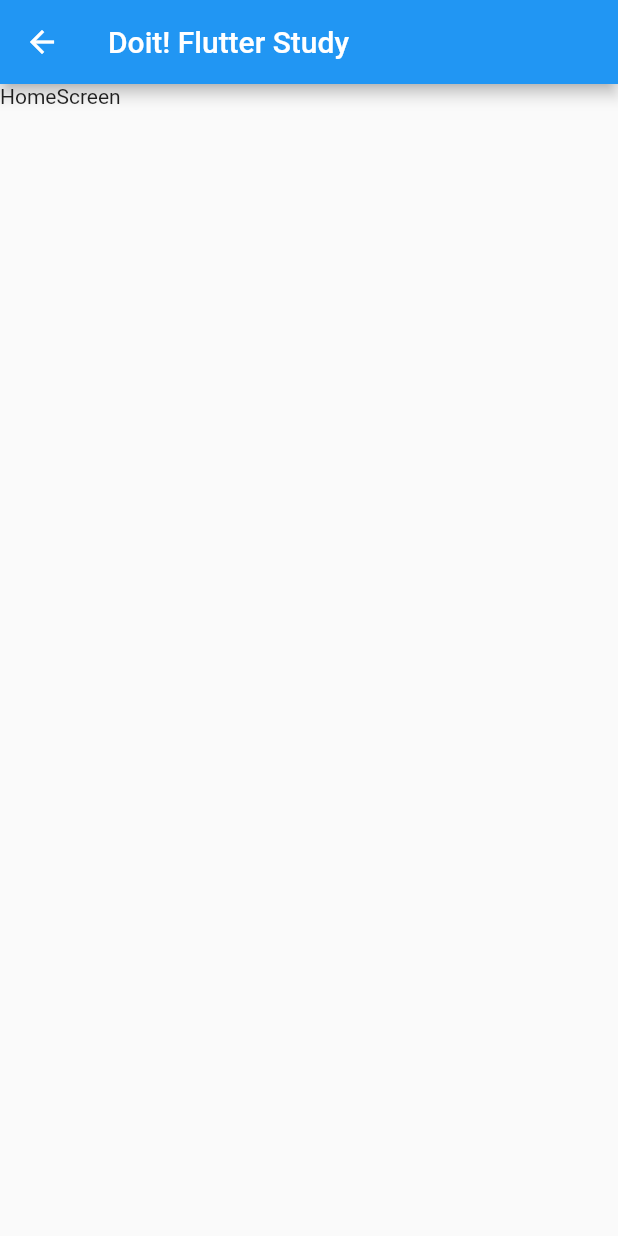
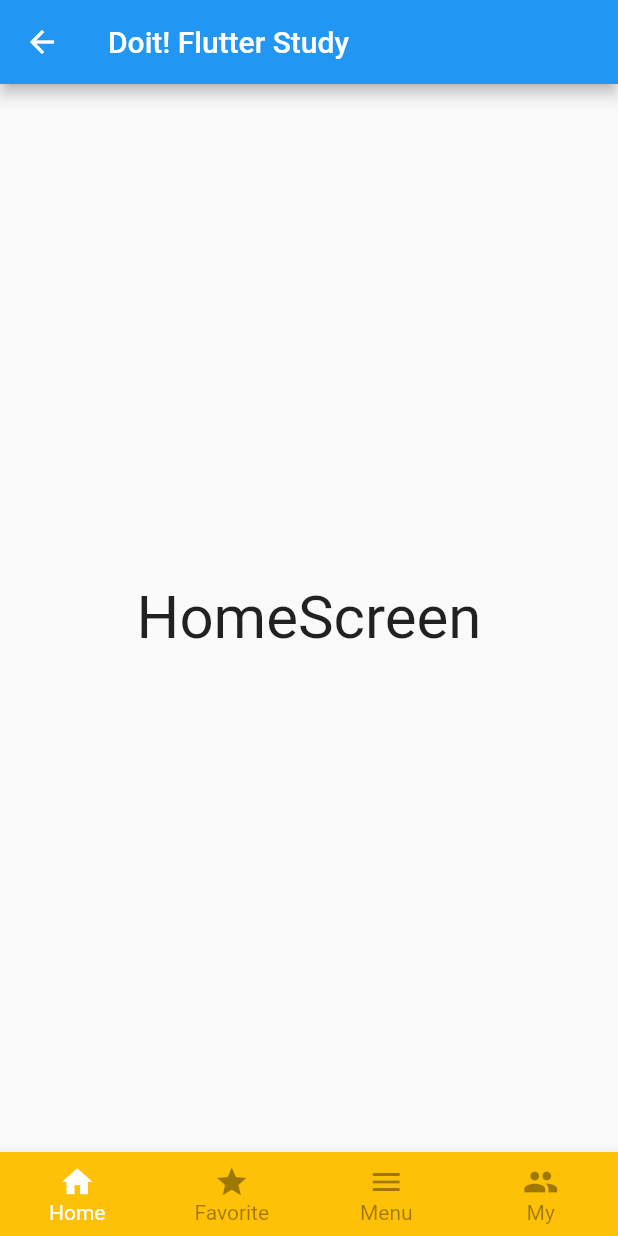
Before and after one commit to Do-iT-Flutter-Study/Examples, a Flutter app: the screen it shows after launch, after a tap on the "navigation" icon, on a phone screen of 412 x 824 dp. Run offline on Flutter 3.47's test engine with Material 2 defaults, Android fonts, the phone set to English and light mode, and no system bars.

Commit message:
Add bottomBar in homeScreen

```diff
--- a/lib/Screen/homeScreen.dart
+++ b/lib/Screen/homeScreen.dart
@@ -10,21 +10,60 @@ class HomeScreen extends StatefulWidget {
 }
 
 class _HomeScreenState extends State<HomeScreen> {
-  bool _isObscure = true;
-  bool? _isChecked = false;
+  int _selectedIndex = 0;
 
   @override
   Widget build(BuildContext context) {
-    return Scaffold(
-      appBar: AppBar(
-        title: Text(widget.title),
-      ),
-      body: SingleChildScrollView(
-        scrollDirection: Axis.vertical,
-        child: Column(
-          children: <Widget>[Text("HomeScreen")],
-        ),
-      ),
-    );
+    return DefaultTabController(
+        length: 4,
+        child: Scaffold(
+          appBar: AppBar(
+            title: Text(widget.title),
+          ),
+          bottomNavigationBar: BottomNavigationBar(
+            type: BottomNavigationBarType.fixed,
+            backgroundColor: Colors.amber,
+            selectedItemColor: Colors.white,
+            unselectedItemColor: Colors.black38,
+            selectedFontSize: 14,
+            unselectedFontSize: 14,
+            currentIndex: _selectedIndex,
+            onTap: (int index) {
+              setState(() {
+                _selectedIndex = index;
+              });
+            },
+            items: [
+              BottomNavigationBarItem(
+                  icon: Icon(Icons.home), title: Text('Home')),
+              BottomNavigationBarItem(
+                  icon: Icon(Icons.star), title: Text('Favorite')),
+              BottomNavigationBarItem(
+                  icon: Icon(Icons.menu), title: Text('Menu')),
+              BottomNavigationBarItem(
+                  icon: Icon(Icons.people), title: Text('My')),
+            ],
+          ),
+          body: Center(child: _widgetOptions.elementAt(_selectedIndex)),
+        ));
   }
+
+  List _widgetOptions = [
+    Text(
+      'HomeScreen',
+      style: TextStyle(fontSize: 40),
+    ),
+    Text(
+      'FavoriteScreen',
+      style: TextStyle(fontSize: 40),
+    ),
+    Text(
+      'MenuScreen',
+      style: TextStyle(fontSize: 40),
+    ),
+    Text(
+      'MyScreen',
+      style: TextStyle(fontSize: 40),
+    )
+  ];
 }
```
